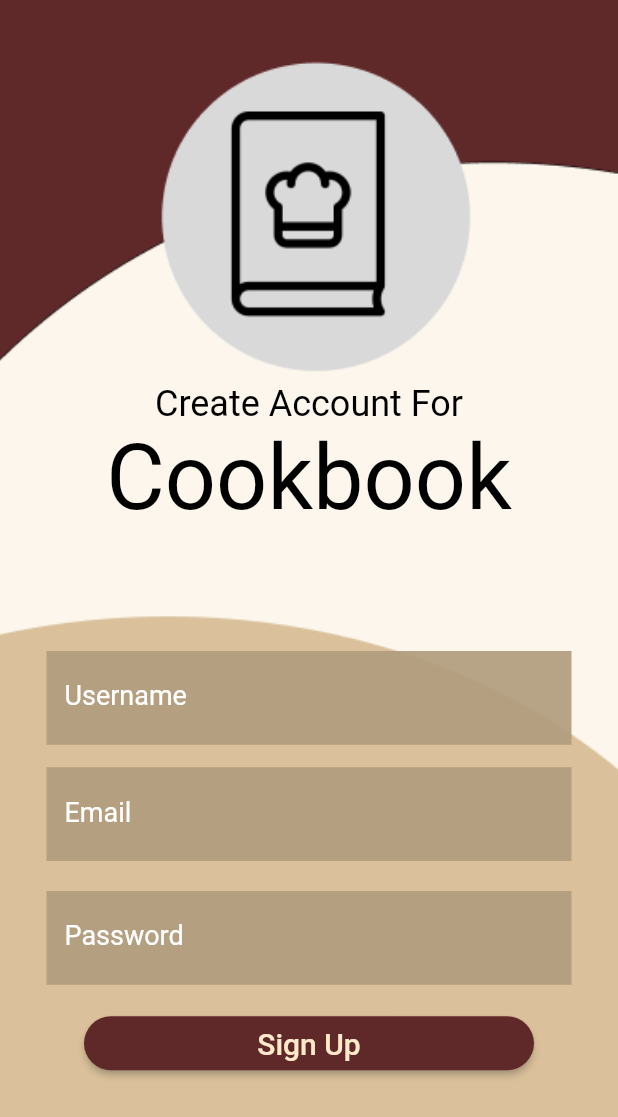
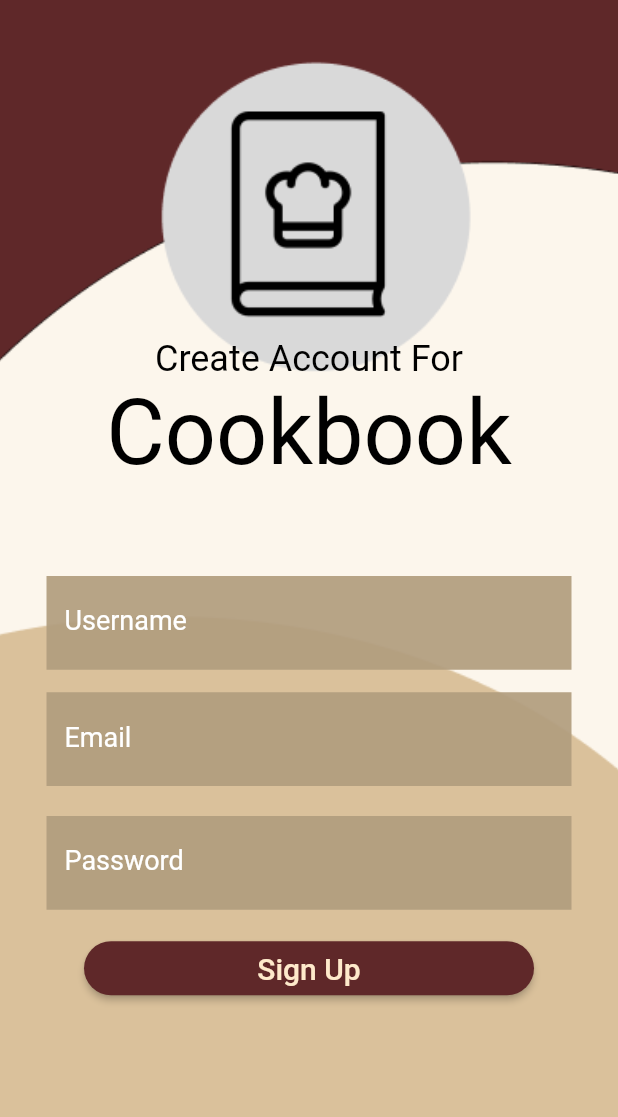
Before and after one commit to vincentv1345/COP4331-Recipe-Book, a Flutter app: the CreateScreen screen opened directly, on a phone screen of 412 x 824 dp. Shown: the top 1117 px of the screen. Run offline on Flutter 3.47's test engine with Material 2 defaults, Android fonts, the phone set to English and light mode, and no system bars.

Commit message:
Minor update to CreateAccount

```diff
--- a/mobile/lib/screens/CreateAccount.dart
+++ b/mobile/lib/screens/CreateAccount.dart
@@ -82,7 +82,7 @@ class _MainPageState extends State<MainPage> {
                   crossAxisAlignment: CrossAxisAlignment.center,
                   children: <Widget>[
                     Container(
-                        margin: const EdgeInsets.only(top: 255),
+                        margin: const EdgeInsets.only(top: 225),
                         child: Text('Create Account For',style: TextStyle(fontSize: 24 ,color:Colors.black))
                     ),
                   ],
@@ -100,7 +100,7 @@ class _MainPageState extends State<MainPage> {
 
                   children: <Widget>[
                     Container(
-                      margin: const EdgeInsets.only(top: 40),
+                      margin: const EdgeInsets.only(top: 20),
                       child: Text('$message',style: TextStyle(fontSize: 18 ,color:Colors.black)),
                     )
                   ],
```
